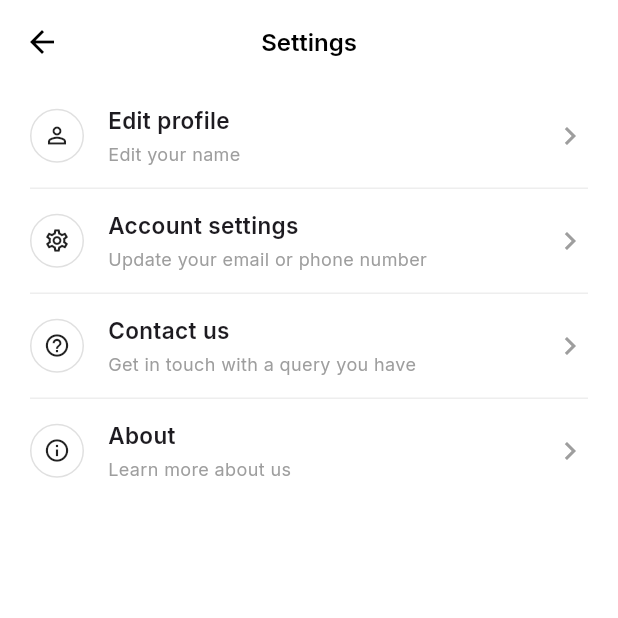
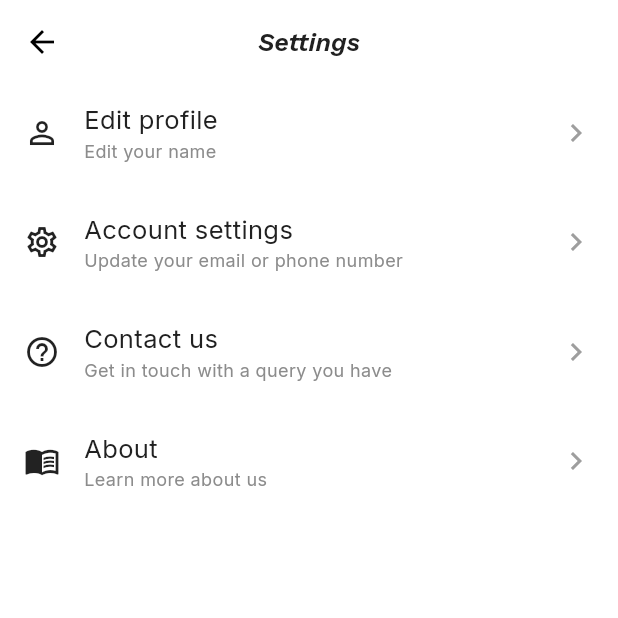
Before and after one commit to KadwaMahesh/Vpp, a Flutter app: the SettingsPage screen opened directly, on a phone screen of 412 x 824 dp, the top half of it. Run offline on Flutter 3.47's test engine with Material 3 defaults, Android fonts, the phone set to English and light mode, and no system bars; our stand-ins replace calendar_date_picker2, get, supabase_flutter; accounts and stored records are empty.

Commit message:
Update Settings, customappBar

```diff
--- a/lib/views/homePage.dart
+++ b/lib/views/homePage.dart
@@ -1,6 +1,8 @@
 import 'package:flutter/material.dart';
+import 'package:get/get.dart';
 import 'package:get/get_core/src/get_main.dart';
 import 'package:get/get_navigation/src/extension_navigation.dart';
+import 'package:vpp/controllers/settings_controller.dart';
 import 'package:vpp/views/picUpDate.dart';
 import 'package:vpp/views/settings.dart';
 import 'package:vpp/widgets/app_color.dart';
@@ -41,6 +43,7 @@
                           padding: EdgeInsets.zero,
                           constraints: const BoxConstraints(),
                           onPressed: () {
+                            Get.put(SettingsController());
                             Get.to(() => SettingsPage());
                           },
                           icon: const Icon(
--- a/lib/views/settings.dart
+++ b/lib/views/settings.dart
@@ -46,6 +46,8 @@
 
 import 'package:flutter/material.dart';
 import 'package:get/get.dart';
+import 'package:vpp/widgets/app_color.dart';
+import 'package:vpp/widgets/app_text_style.dart';
 
 import '../controllers/settings_controller.dart';
 import '../widgets/settings_tile.dart';
@@ -65,7 +67,7 @@
         return Icons.help_outline;
 
       case "about":
-        return Icons.info_outline;
+        return Icons.menu_book_outlined;
 
       default:
         return Icons.circle;
@@ -85,30 +87,24 @@
           icon: const Icon(Icons.arrow_back, color: Colors.black),
           onPressed: () => Get.back(),
         ),
-        title: const Text(
-          "Settings",
-          style: TextStyle(
-            color: Colors.black,
-            fontWeight: FontWeight.w600,
-            fontSize: 16,
-          ),
-        ),
+        title: const Text("Settings", style: AppTextStyle.profileHeading),
       ),
 
       body: Padding(
-        padding: const EdgeInsets.symmetric(horizontal: 20),
-        child: ListView.separated(
+        padding: const EdgeInsets.symmetric(horizontal: 16),
+        child: ListView.builder(
           itemCount: controller.settings.length,
-          separatorBuilder: (_, __) =>
-              Divider(height: 1, color: Colors.grey.shade200),
           itemBuilder: (context, index) {
             final item = controller.settings[index];
 
-            return SettingsTile(
-              icon: _getIcon(item["icon"]!),
-              title: item["title"]!,
-              subtitle: item["subtitle"]!,
-              onTap: () {},
+            return Padding(
+              padding: const EdgeInsets.only(bottom: 8.0),
+              child: SettingsTile(
+                icon: _getIcon(item["icon"]!),
+                title: item["title"]!,
+                subtitle: item["subtitle"]!,
+                onTap: () {},
+              ),
             );
           },
         ),
--- a/lib/widgets/app_text_style.dart
+++ b/lib/widgets/app_text_style.dart
@@ -40,4 +40,10 @@
     fontWeight: FontWeight.w600,
     color: AppColor.black,
   );
+  static const TextStyle profileHeading = TextStyle(
+    fontSize: 17,
+    fontFamily: 'Work Sans',
+    fontWeight: FontWeight.w600,
+    color: AppColor.primary,
+  );
 }
--- a/lib/widgets/settings_tile.dart
+++ b/lib/widgets/settings_tile.dart
@@ -1,4 +1,5 @@
 import 'package:flutter/material.dart';
+import 'package:vpp/widgets/app_color.dart';
 
 class SettingsTile extends StatelessWidget {
   final IconData icon;
@@ -19,18 +20,10 @@
     return InkWell(
       onTap: onTap,
       child: Padding(
-        padding: const EdgeInsets.symmetric(vertical: 14),
+        padding: const EdgeInsets.symmetric(vertical: 12),
         child: Row(
           children: [
-            Container(
-              width: 36,
-              height: 36,
-              decoration: BoxDecoration(
-                border: Border.all(color: Colors.grey.shade300),
-                shape: BoxShape.circle,
-              ),
-              child: Icon(icon, size: 18, color: Colors.black87),
-            ),
+            Icon(icon, size: 24, color: Colors.black87),
             const SizedBox(width: 16),
 
             Expanded(
@@ -40,14 +33,13 @@
                   Text(
                     title,
                     style: const TextStyle(
-                      fontSize: 15,
-                      fontWeight: FontWeight.w600,
+                      fontSize: 17,
+                      color: AppColor.primary,
                     ),
                   ),
-                  const SizedBox(height: 3),
                   Text(
                     subtitle,
-                    style: TextStyle(fontSize: 12, color: Colors.grey.shade500),
+                    style: TextStyle(fontSize: 12, color: AppColor.secondary),
                   ),
                 ],
               ),
```
Also changed, not shown: lib/views/picUpDate.dart (+10 -7 lines), lib/views/picupLocation.dart (+7 -28 lines), lib/views/stockQuantity.dart (+7 -28 lines), lib/views/stockType.dart (+7 -28 lines), lib/widgets/customAppBar.dart (added, +45 -0 lines).
